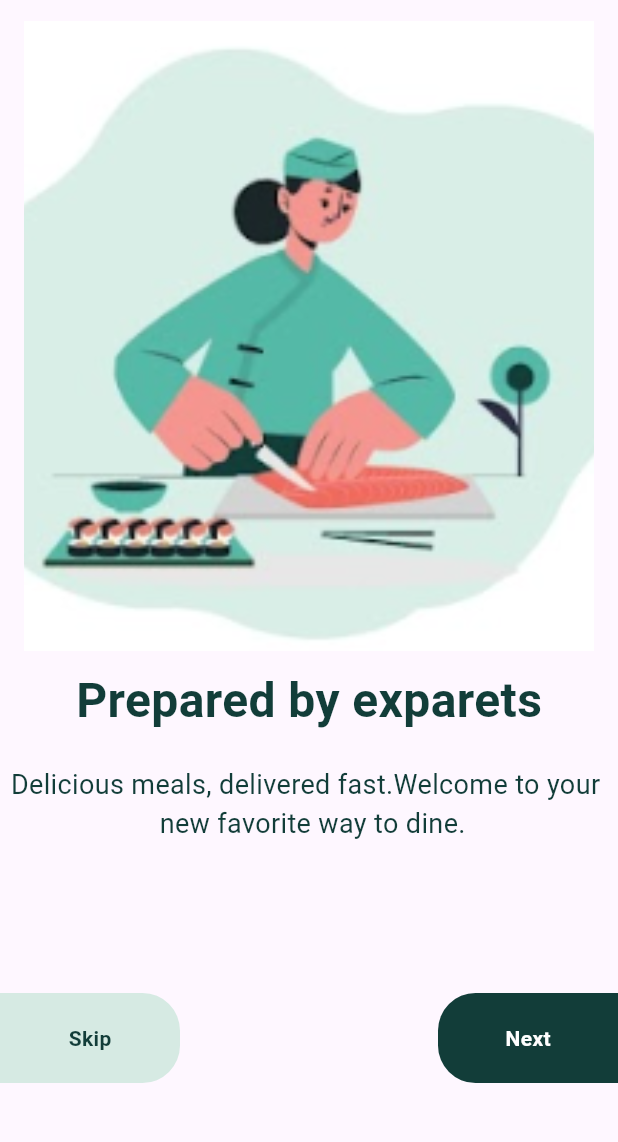
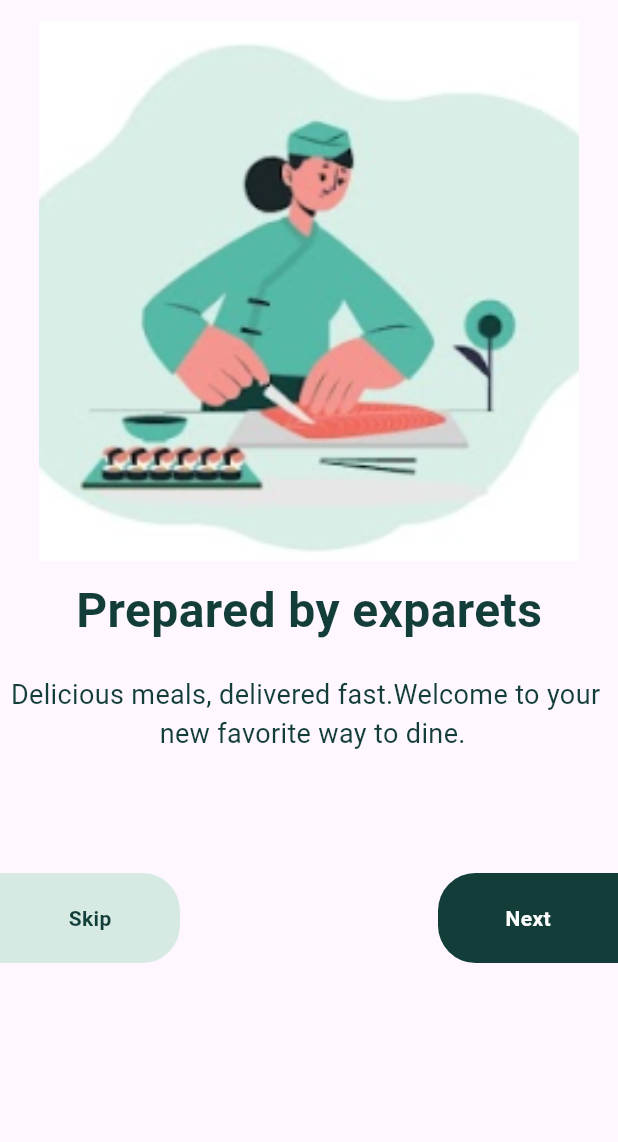
Before and after one commit to harshdusane2103/Adv_Flutter_Ch_First, a Flutter app: the screen it shows after launch, after a tap on "Next", on a phone screen of 412 x 824 dp, the part 63-1205 px from its top. Run offline on Flutter 3.47's test engine with Material 3 defaults, Android fonts, the phone set to English and light mode, and no system bars; our stand-ins replace shared_preferences.

Commit message:
15/7/2024

```diff
--- a/lib/Screen/PR_1.6_Task_2/Provider/Introprovider.dart
+++ b/lib/Screen/PR_1.6_Task_2/Provider/Introprovider.dart
@@ -17,10 +17,8 @@ class IntroProvider extends ChangeNotifier
     notifyListeners();
   }
 
-  IntroProvider() {
-    // isClicked=theme;
-    // notifyListeners();
-    getValues();
-
+  IntroProvider(bool show) {
+    isClicked = show;
+    notifyListeners();
   }
 }
--- a/lib/Screen/PR_1.6_Task_2/View/Introscreen2.dart
+++ b/lib/Screen/PR_1.6_Task_2/View/Introscreen2.dart
@@ -21,8 +21,8 @@ class IntroScreen2 extends StatelessWidget {
         child: Column(
           children: [
             Container(
-              height: 420,
-              width: 380,
+              height: 360,
+              width: 360,
               decoration: BoxDecoration(
                   image: DecorationImage(
                     fit: BoxFit.cover,
@@ -36,7 +36,7 @@ class IntroScreen2 extends StatelessWidget {
             SizedBox(height: 20,),
             Text('Delicious meals, delivered fast.Welcome to your ',style: TextStyle(color: primaryColor,fontSize: 18),),
             Text(' new favorite way to dine.',style: TextStyle(color: primaryColor,fontSize: 18),),
-            SizedBox(height: 100,),
+            SizedBox(height: 80,),
             Row(
               mainAxisAlignment: MainAxisAlignment.spaceBetween,
               children: [
--- a/lib/Screen/PR_1.6_Task_2/View/Introscreen3.dart
+++ b/lib/Screen/PR_1.6_Task_2/View/Introscreen3.dart
@@ -59,8 +59,7 @@ class IntroScreen3 extends StatelessWidget {
               children: [
                 InkWell(
                   onTap: () {
-                    Provider.of<IntroProvider>(context, listen: false)
-                        .setvalues();
+                    Provider.of<IntroProvider>(context, listen: false).setvalues();
                     ;
                     Navigator.of(context).pushReplacement(MaterialPageRoute(
                         builder: (context) =>  HomeScreen()));
--- a/lib/main.dart
+++ b/lib/main.dart
@@ -47,15 +47,13 @@ import 'package:shared_preferences/shared_preferences.dart';
 //   }
 //
 // }
-void main()
-{
-// async {
-//   WidgetsFlutterBinding.ensureInitialized();
-//
-//    SharedPreferences sharedPreferences= await SharedPreferences.getInstance();
-//   bool theme =sharedPreferences.getBool('theme')?? false;
-  runApp(ChangeNotifierProvider(
-      create:(context)=>IntroProvider(),
+Future<void> main()
+async {
+  WidgetsFlutterBinding.ensureInitialized();
+  SharedPreferences preferences = await SharedPreferences.getInstance();
+
+ bool shows = preferences.getBool('viewed') ?? false;  runApp(ChangeNotifierProvider(
+      create:(context)=>IntroProvider(shows),
       child: MyApp()));
 }
 class MyApp extends StatelessWidget {
```
